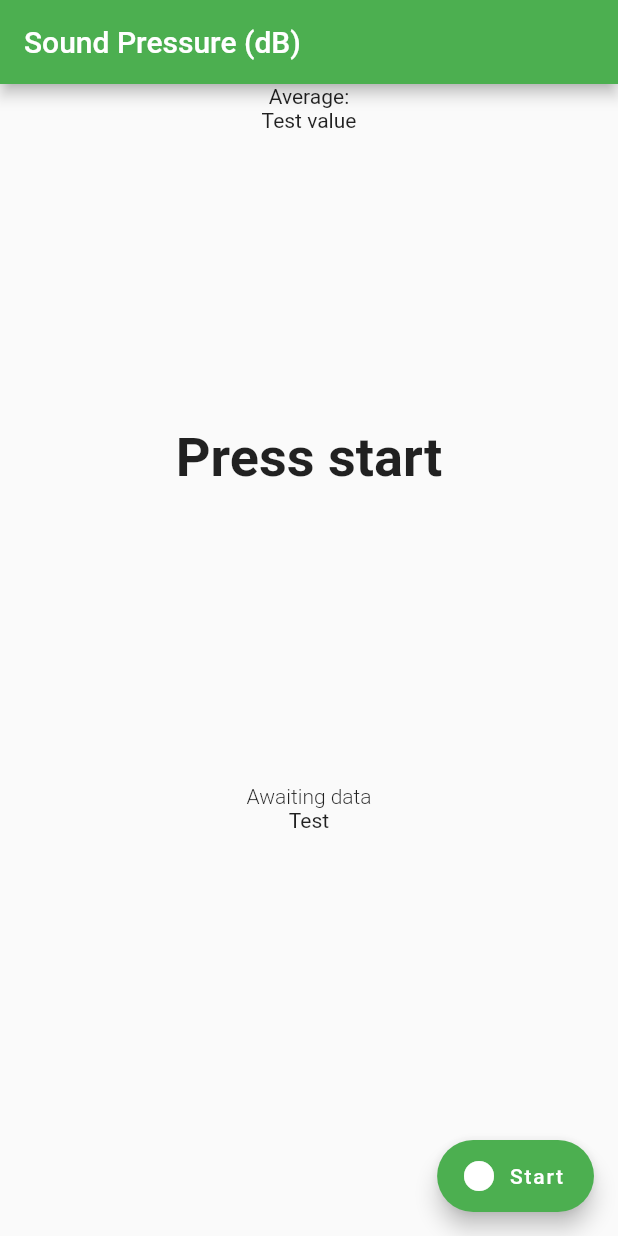
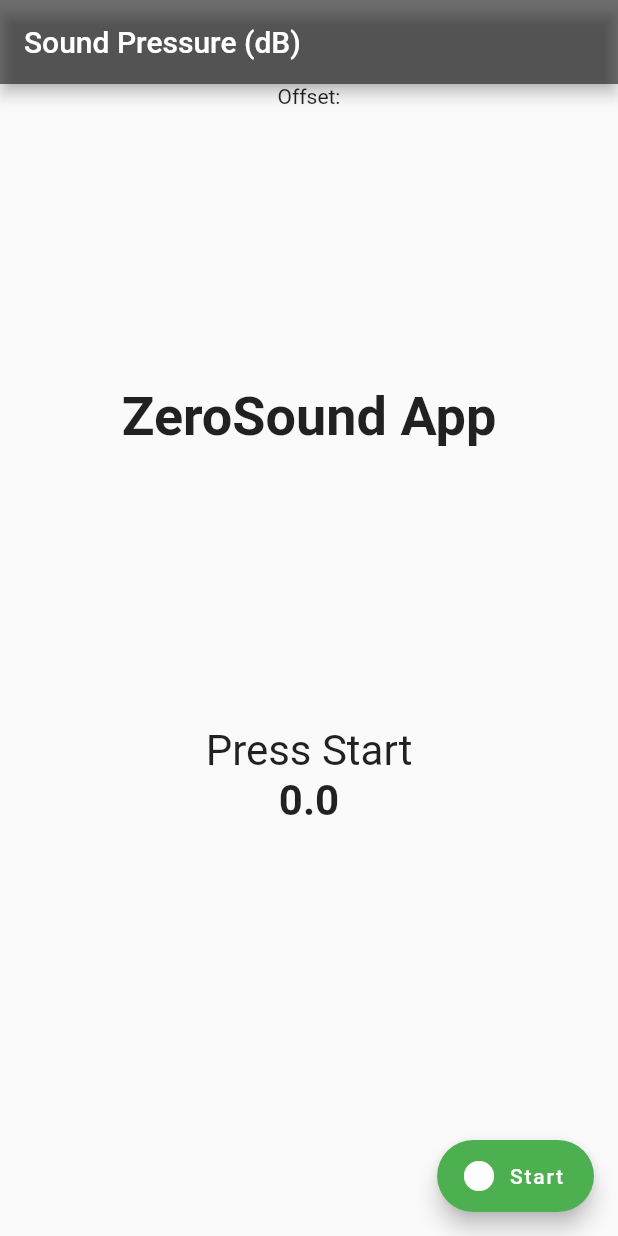
Before and after one commit to JeyzDFoo/zsidata, a Flutter app: the screen it shows after launch, on a phone screen of 412 x 824 dp. Run offline on Flutter 3.47's test engine with Material 2 defaults, Android fonts, the phone set to English and light mode, and no system bars; our stand-ins replace permission_handler; missing offline and left inert: audio_streamer; Roboto replaces fonts that are missing (Georgia).

Commit message:
styling and icon added

```diff
--- a/lib/main.dart
+++ b/lib/main.dart
@@ -1,3 +1,5 @@
+import 'dart:ui';
+
 import 'package:flutter/material.dart';
 import 'package:zerosound/noiseapp.dart';
 
@@ -29,6 +31,11 @@ class _MyAppState extends State<MyApp> {
     return MaterialApp(
       // debugShowCheckedModeBanner: false,
       title: 'ZeroSound',
+      theme: ThemeData(
+        brightness: Brightness.light,
+        primaryColor: Colors.black54,
+        fontFamily: 'Georgia',
+      ),
       home: NoiseApp(),
     );
   }
--- a/lib/meter.dart
+++ b/lib/meter.dart
@@ -4,6 +4,7 @@ import 'dart:core';
 import 'dart:math';
 import 'package:audio_streamer/audio_streamer.dart';
 import 'package:flutter/services.dart';
+import 'noiseapp.dart';
 
 /// Holds a decibel value for a noise level reading.
 class NoiseReading {
@@ -21,8 +22,8 @@ class NoiseReading {
     // max amplitude is 2^15
     double maxAmp = pow(2, 15) + 0.0;
 
-    _maxDecibel = 20 * log(maxAmp * max) * log10e;
-    _meanDecibel = 20 * log(maxAmp * mean) * log10e;
+    _maxDecibel = 20 * log(maxAmp * max) * log10e + offset;
+    _meanDecibel = 20 * log(maxAmp * mean) * log10e + offset;
   }
 
   /// Maximum measured decibel reading.
--- a/lib/noiseapp.dart
+++ b/lib/noiseapp.dart
@@ -3,6 +3,13 @@ import 'dart:async';
 import 'package:flutter/material.dart';
 import 'package:flutter/services.dart';
 import 'meter.dart';
+
+//TODO:
+//add offset value to calibrate dB
+//make average dB selectable
+
+//this value is added to the reading for calibration
+var offset = 20;
 
 class NoiseApp extends StatefulWidget {
   @override
@@ -11,14 +18,15 @@ class NoiseApp extends StatefulWidget {
 
 class _NoiseAppState extends State<NoiseApp> {
   //variable declarations
-  Timer? timer;
+  double  averageDB = 0;
+  Timer? timer; //used to adjust averaging time
   bool _isRecording = false; //controls state of app
   StreamSubscription<NoiseReading>? _noiseSubscription; //required stream of noise information
   late NoiseMeter _noiseMeter;
-  double? maxDB;
-  double? meanDB;
-  List<_ChartData> chartData = <_ChartData>[];
-  List<_RecordData> recordData = <_RecordData>[];
+  double? maxDB; //from meter.dart
+  double? meanDB; //from meter.dart, not used for the average.
+  List<_ChartData> chartData = <_ChartData>[]; //chart data not used
+  var recordData = []; //Used with timer for averaging
   // ChartSeriesController? _chartSeriesController;
   late int previousMillis;
 
@@ -37,33 +45,25 @@ class _NoiseAppState extends State<NoiseApp> {
     meanDB = noiseReading.meanDecibel;
 
     //capture data for chart
-    chartData.add(
-      _ChartData(
-        maxDB,
-        meanDB,
-        ((DateTime.now().millisecondsSinceEpoch - previousMillis) / 1000)
-            .toDouble(),
-      ),
-    );
+    // chartData.add(
+    //   _ChartData(
+    //     maxDB,
+    //     meanDB,
+    //     ((DateTime.now().millisecondsSinceEpoch - previousMillis) / 1000)
+    //         .toDouble(),
+    //   ),
+    // );
 
-    //capture data to use for averaging a location
-    recordData.add(
-      _RecordData(
-        maxDB,
-        meanDB,
-        ((DateTime.now().millisecondsSinceEpoch - previousMillis) / 1000)
-            .toDouble(),
-      ),
-    );
+    //capture data to use for averaging
+    recordData.add(meanDB);
 
   }
 
   void average() {
-    print('called');
-    timer = Timer.periodic(Duration(seconds: 3), (timer){
-      print('timer complete');
+    timer = Timer.periodic(Duration(seconds: 1), (timer){
+      averageDB = recordData.reduce((a, b) => a+b) / recordData.length;
+      recordData = [];
     });
-
   }
 
 
@@ -73,7 +73,7 @@ class _NoiseAppState extends State<NoiseApp> {
   }
 
   void start() async {
-    average();
+   average();
     previousMillis = DateTime.now().millisecondsSinceEpoch;
     try {
       _noiseSubscription = _noiseMeter.noiseStream.listen(onData);
@@ -128,14 +128,14 @@ class _NoiseAppState extends State<NoiseApp> {
 
   @override
   Widget build(BuildContext context) {
-    bool _isDark = Theme.of(context).brightness == Brightness.light;
     if (chartData.length >= 25) {
       chartData.removeAt(0);
     }
     return Scaffold(
       appBar: AppBar(
-        backgroundColor: _isDark ? Colors.green : Colors.green.shade800,
+
         title: const Text('Sound Pressure (dB)'),
+        backgroundColor: Colors.black54,
       ),
 
       floatingActionButton: FloatingActionButton.extended(
@@ -148,26 +148,30 @@ class _NoiseAppState extends State<NoiseApp> {
       body: Container(
         child: Column(
           children: [
-            Text('Average:'),
-            Text('Test value'),
+            Text('Offset:'),
             Expanded(
               flex: 2,
               child: Center(
                 child: Text(
-                  maxDB != null ? maxDB!.toStringAsFixed(2) : 'Press start',
+                  meanDB != null ? meanDB!.toStringAsFixed(2)+" dB" : 'ZeroSound App',
                   style: TextStyle(fontWeight: FontWeight.bold, fontSize: 36),
                 ),
               ),
             ),
             Text(
               meanDB != null
-                  ? 'Mean: ${meanDB!.toStringAsFixed(2)}'
-                  : 'Awaiting data',
-              style: const TextStyle(fontWeight: FontWeight.w300, fontSize: 14),
+                  ? 'Average/Second:'
+                  : 'Press Start',
+              style: const TextStyle(fontWeight: FontWeight.normal, fontSize: 28),
+            ),
+            Text(
+              meanDB != null
+                  ? '${averageDB.toStringAsFixed(1)}' + 'dB'
+                  : '0.0',
+              style: const TextStyle(fontWeight: FontWeight.bold, fontSize: 28),
             ),
             const Expanded(
-              child: Text('Test')
-
+              child: Text('')
               // SfCartesianChart(
               //   series: <LineSeries<_ChartData, double>>[
               //     LineSeries<_ChartData, double>(
@@ -198,11 +202,3 @@ class _ChartData {
 
   _ChartData(this.maxDB, this.meanDB, this.frames);
 }
-
-class _RecordData {
-  final double? maxDB;
-  final double? meanDB;
-  final double frames;
-
-  _RecordData(this.maxDB, this.meanDB, this.frames);
-}
```
Also changed, not shown: pubspec.yaml (+8 -0 lines), assets/logo/ZS_Logo_CMYK.png (added), assets/logo/zsi.png (added), pubspec.lock, 22 other files.
